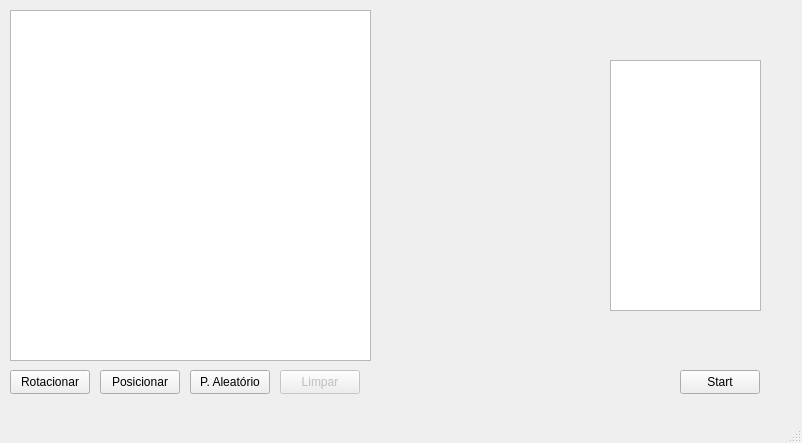
This is BattleshipFront/Forms/mainwindow.ui in ismael-ds-correia/battleship-cpp as Qt 5 draws it before an edit. The edited form follows.
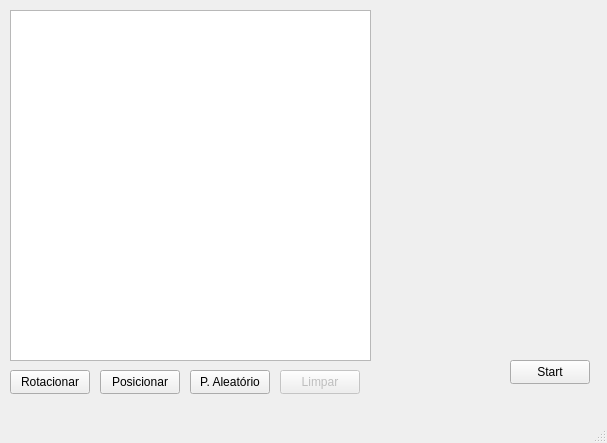
This is the edited form.

What changed in the file:
```diff
--- a/BattleshipFront/Forms/mainwindow.ui
+++ b/BattleshipFront/Forms/mainwindow.ui
@@ -6,7 +6,7 @@
    <rect>
     <x>0</x>
     <y>0</y>
-    <width>802</width>
+    <width>607</width>
     <height>443</height>
    </rect>
   </property>
@@ -53,8 +53,8 @@
    <widget class="QPushButton" name="pushButton_3">
     <property name="geometry">
      <rect>
-      <x>680</x>
-      <y>370</y>
+      <x>510</x>
+      <y>360</y>
       <width>80</width>
       <height>24</height>
      </rect>
@@ -76,22 +76,6 @@
      <string>P. Aleatório</string>
     </property>
    </widget>
-   <widget class="QGraphicsView" name="selectorView">
-    <property name="geometry">
-     <rect>
-      <x>610</x>
-      <y>60</y>
-      <width>151</width>
-      <height>251</height>
-     </rect>
-    </property>
-    <property name="verticalScrollBarPolicy">
-     <enum>Qt::ScrollBarPolicy::ScrollBarAlwaysOff</enum>
-    </property>
-    <property name="horizontalScrollBarPolicy">
-     <enum>Qt::ScrollBarPolicy::ScrollBarAlwaysOff</enum>
-    </property>
-   </widget>
    <widget class="QWidget" name="selectorContainer" native="true">
     <property name="geometry">
      <rect>
```
Left out of the diff: 4 changed lines with no effect on the pictures.
